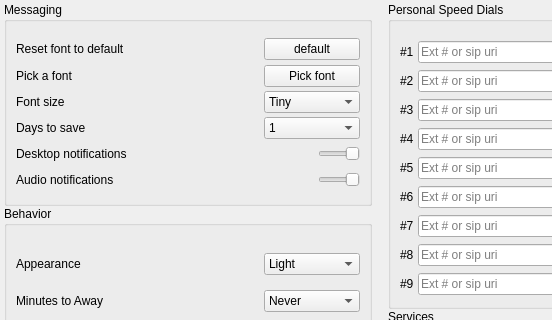
dyfet/tycho_sipwitchqt, file Desktop/options.ui: the form before one commit; both pictures show x 0 to 552 and y 0 to 320 of the 748 by 617 pixel window.
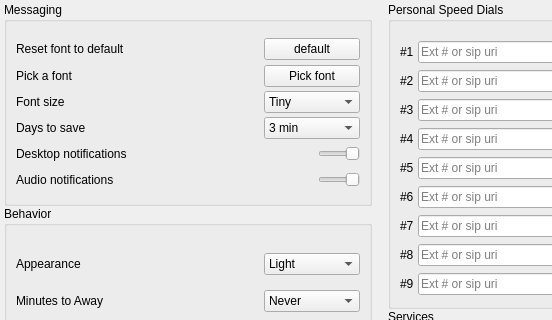
The form after the commit. Icons and pictures are not drawn.

What changed in the file:
```diff
--- a/Desktop/options.ui
+++ b/Desktop/options.ui
@@ -520,6 +520,16 @@
               <height>16777215</height>
              </size>
             </property>
+            <item>
+             <property name="text">
+              <string>3 min</string>
+             </property>
+            </item>
+            <item>
+             <property name="text">
+              <string>10 min</string>
+             </property>
+            </item>
             <item>
              <property name="text">
               <string>1</string>
```
